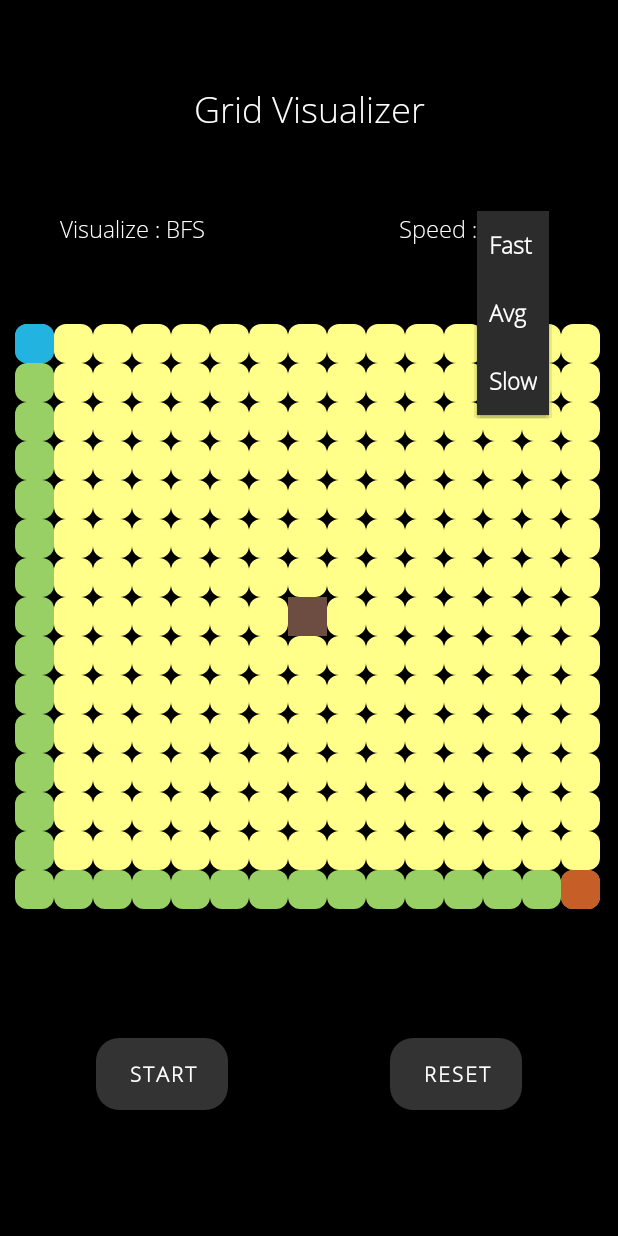
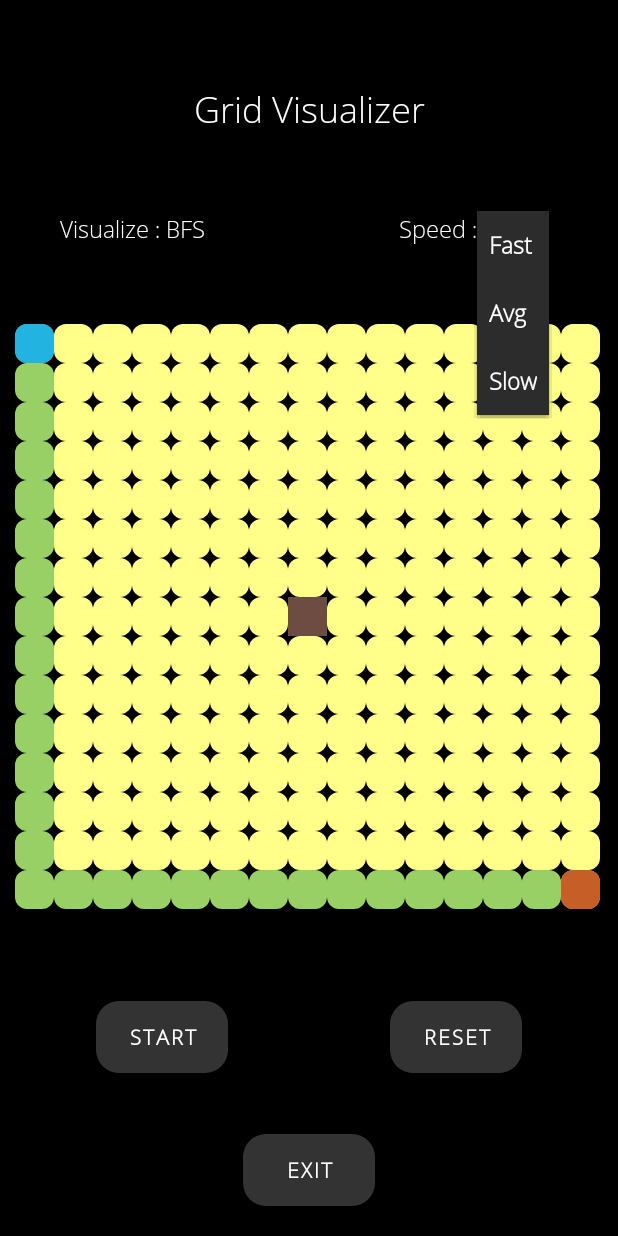
Before and after one commit to KartikeySharma/GridViz, an Android app: the screen it shows after launch (MainActivity), after a tap on "Fast", on a phone screen of 412 x 824 dp. Run offline under Robolectric (Android 15) with nearby library versions, the phone set to English and light mode, and no system bars; 2 other taps on this screen came first.

Commit message:
add exit button

```diff
--- a/app/src/main/java/com/example/gridvisualiser/MainActivity.kt
+++ b/app/src/main/java/com/example/gridvisualiser/MainActivity.kt
@@ -30,6 +30,7 @@ class MainActivity : AppCompatActivity(), AdapterView.OnItemSelectedListener {
 
         val btnSolve = findViewById<Button>(R.id.btn_solve)
         val btnReset = findViewById<Button>(R.id.btn_reset)
+        val btnExit = findViewById<Button>(R.id.btn_exit)
 
         btnSolve.setOnClickListener {
 
@@ -39,6 +40,7 @@ class MainActivity : AppCompatActivity(), AdapterView.OnItemSelectedListener {
 
                 btnSolve.isEnabled = false
                 btnReset.isEnabled = false
+                btnExit.isEnabled = false
                 btnSolve.setTextColor(Color.parseColor("#000000"))
 
                 when (algorithmToApply) {
@@ -57,6 +59,9 @@ class MainActivity : AppCompatActivity(), AdapterView.OnItemSelectedListener {
                 btnSolve.setTextColor(Color.parseColor("#FFFFFF"))
                 btnReset.isEnabled = true
                 btnReset.setBackgroundResource(R.drawable.rounded_border_black)
+                btnExit.isEnabled = true
+                btnExit.setBackgroundResource(R.drawable.rounded_border_black)
+
             }
         }
 
@@ -64,6 +69,11 @@ class MainActivity : AppCompatActivity(), AdapterView.OnItemSelectedListener {
             pathGrid.setSolving(false)
             finder.resetGrid()
             pathGrid.invalidate()
+        }
+
+        btnExit.setOnClickListener {
+            //finder.resetGrid()
+            finish()
         }
     }
 
--- a/app/src/main/res/layout/activity_main.xml
+++ b/app/src/main/res/layout/activity_main.xml
@@ -117,6 +117,7 @@
         android:text="@string/solve"
         android:background="@drawable/rounded_border_black"
         android:textStyle="bold"
+        android:layout_marginBottom="50dp"
         app:layout_constraintEnd_toStartOf="@+id/guideline3"
         app:layout_constraintStart_toStartOf="parent"
         app:layout_constraintTop_toBottomOf="@+id/pathGrid"
@@ -134,6 +135,19 @@
         app:layout_constraintEnd_toEndOf="parent"
         app:layout_constraintStart_toStartOf="@+id/guideline3" />
 
+    <Button
+        android:id="@+id/btn_exit"
+        android:layout_width="wrap_content"
+        android:layout_height="wrap_content"
+        android:background="@drawable/rounded_border_black"
+        android:fontFamily="@font/open_sans_light"
+        android:layout_marginBottom="20dp"
+        android:text="@string/exit"
+        android:textStyle="bold"
+        app:layout_constraintBottom_toBottomOf="parent"
+        app:layout_constraintEnd_toEndOf="parent"
+        app:layout_constraintStart_toStartOf="parent" />
+
     <androidx.constraintlayout.widget.Guideline
         android:id="@+id/guideline3"
         android:layout_width="wrap_content"
--- a/app/src/main/res/values/strings.xml
+++ b/app/src/main/res/values/strings.xml
@@ -6,6 +6,7 @@
     <string name="speed">Speed : </string>
     <string name="algorithm">Visualize :</string>
     <string name="solve">Start</string>
+    <string name="exit">Exit</string>
 
     <string-array name="speed_array">
         <item>Fast</item>
```
